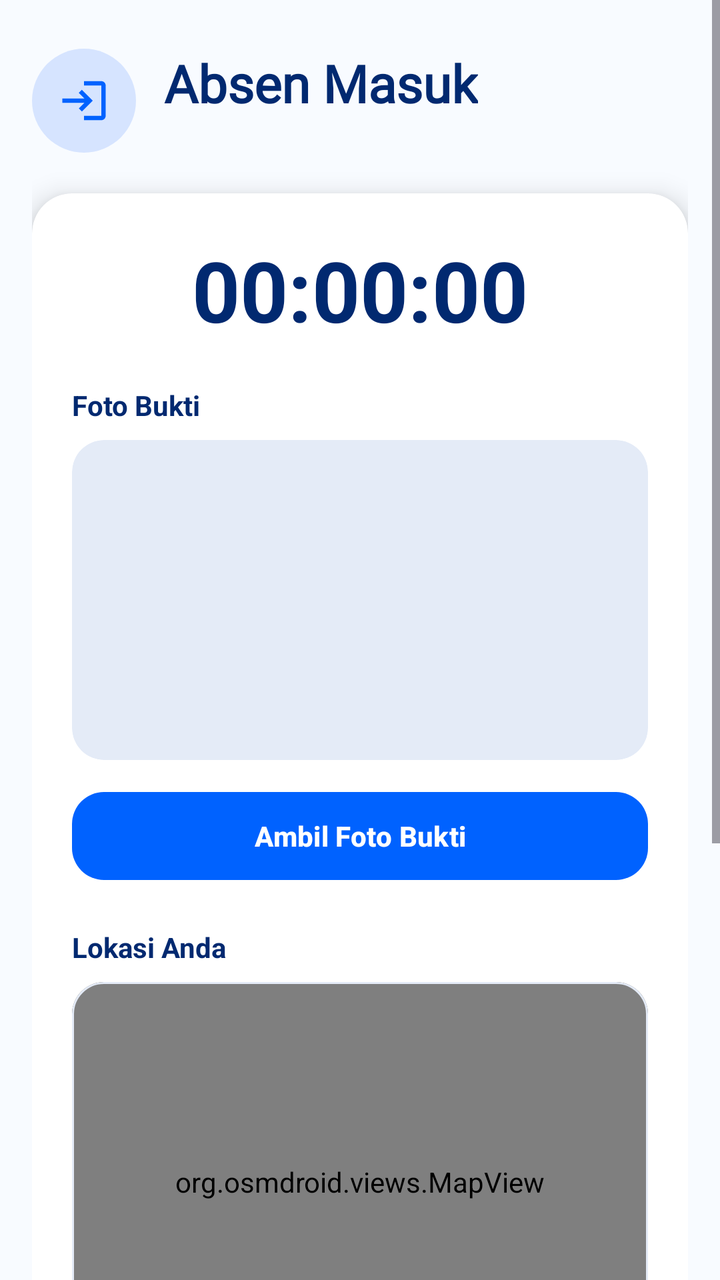
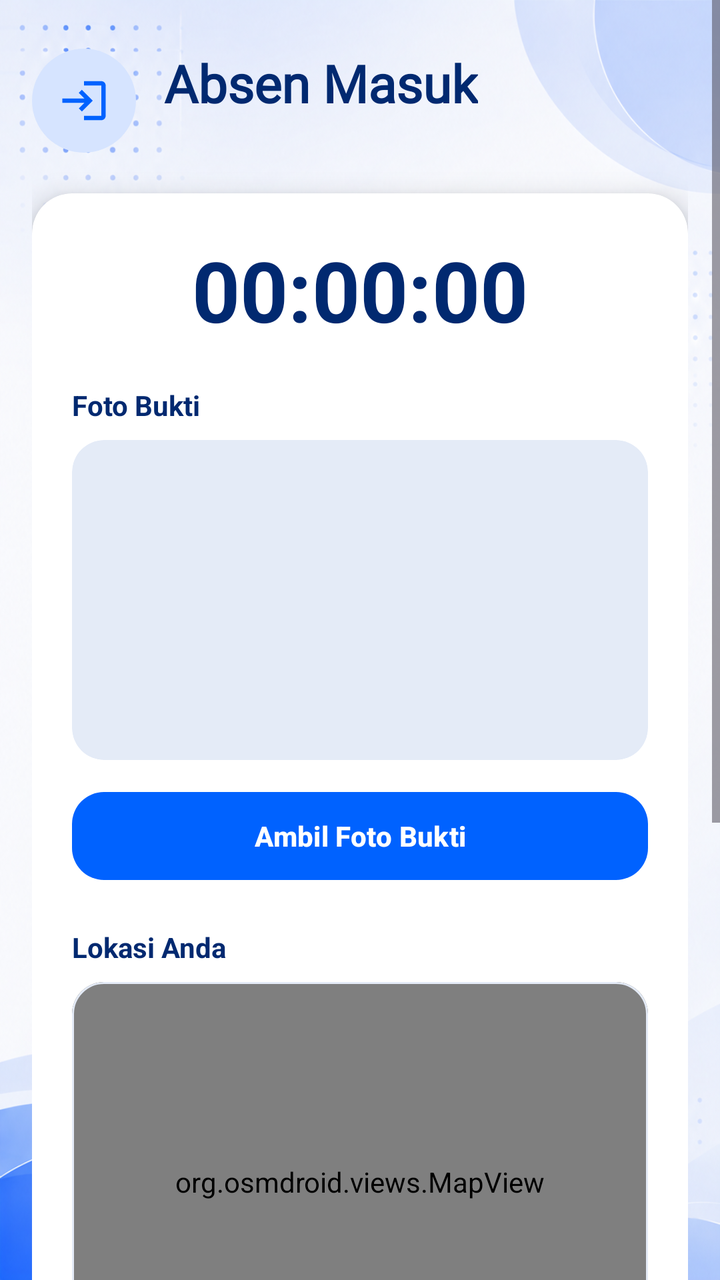

An Android layout rendered at two revisions. The XML below is the earlier revision; the diff shows what the commit changed to produce the second picture.
<!-- AndroidManifest.xml: application theme Theme.AbsensiMicrodata -->
<!-- res/layout/fragment_absen_masuk.xml -->
<?xml version="1.0" encoding="utf-8"?>
<ScrollView xmlns:android="http://schemas.android.com/apk/res/android"
    xmlns:app="http://schemas.android.com/apk/res-auto"
    android:layout_width="match_parent"
    android:layout_height="match_parent"
    android:background="#F8FBFF">

    <LinearLayout
        android:layout_width="match_parent"
        android:layout_height="wrap_content"
        android:orientation="vertical"
        android:padding="16dp">

        <LinearLayout
            android:layout_width="match_parent"
            android:layout_height="wrap_content"
            android:layout_marginTop="8dp"
            android:gravity="center_vertical"
            android:orientation="horizontal">

            <ImageView
                android:layout_width="52dp"
                android:layout_height="52dp"
                android:background="@drawable/bg_circle_pill"
                android:contentDescription="@string/menu_absen_masuk"
                android:padding="13dp"
                android:src="@drawable/ic_absen_masuk"
                app:tint="#0062FF" />

            <LinearLayout
                android:layout_width="wrap_content"
                android:layout_height="wrap_content"
                android:layout_marginStart="14dp"
                android:orientation="vertical">

                <TextView
                    android:layout_width="wrap_content"
                    android:layout_height="wrap_content"
                    android:fontFamily="@font/adlam_display"
                    android:text="Absen Masuk"
                    android:textColor="#012970"
                    android:textSize="26sp"
                    android:textStyle="bold" />

                <TextView
                    android:id="@+id/tv_tanggal"
                    android:layout_width="wrap_content"
                    android:layout_height="wrap_content"
                    android:textColor="#899BBD"
                    android:textSize="13sp" />
            </LinearLayout>
        </LinearLayout>

        <com.google.android.material.card.MaterialCardView
            android:layout_width="match_parent"
            android:layout_height="wrap_content"
            android:layout_marginTop="20dp"
            app:cardBackgroundColor="@android:color/white"
            app:cardCornerRadius="20dp"
            app:cardElevation="8dp"
            app:strokeWidth="0dp">

            <LinearLayout
                android:layout_width="match_parent"
                android:layout_height="wrap_content"
                android:orientation="vertical"
                android:padding="20dp">

                <TextClock
                    android:id="@+id/tc_jam"
                    android:layout_width="match_parent"
                    android:layout_height="wrap_content"
                    android:format12Hour="HH:mm:ss"
                    android:format24Hour="HH:mm:ss"
                    android:gravity="center"
                    android:textColor="#012970"
                    android:textSize="42sp"
                    android:textStyle="bold" />

                <TextView
                    android:layout_width="wrap_content"
                    android:layout_height="wrap_content"
                    android:layout_marginTop="20dp"
                    android:text="Foto Bukti"
                    android:textColor="#012970"
                    android:textSize="14sp"
                    android:textStyle="bold" />

                <com.google.android.material.card.MaterialCardView
                    android:layout_width="match_parent"
                    android:layout_height="wrap_content"
                    android:layout_marginTop="8dp"
                    android:clipToOutline="true"
                    app:cardBackgroundColor="#E4EBF7"
                    app:cardCornerRadius="16dp"
                    app:cardElevation="0dp"
                    app:strokeWidth="0dp">

                    <ImageView
                        android:id="@+id/iv_preview"
                        android:layout_width="match_parent"
                        android:layout_height="160dp"
                        android:contentDescription="Foto bukti"
                        android:scaleType="centerCrop" />
                </com.google.android.material.card.MaterialCardView>

                <com.google.android.material.button.MaterialButton
                    android:id="@+id/btn_foto"
                    android:layout_width="match_parent"
                    android:layout_height="52dp"
                    android:layout_marginTop="12dp"
                    android:text="Ambil Foto Bukti"
                    android:textAllCaps="false"
                    android:textStyle="bold"
                    app:backgroundTint="#0062FF"
                    app:cornerRadius="16dp" />

                <TextView
                    android:layout_width="wrap_content"
                    android:layout_height="wrap_content"
                    android:layout_marginTop="20dp"
                    android:text="Lokasi Anda"
                    android:textColor="#012970"
                    android:textSize="14sp"
                    android:textStyle="bold" />

                <com.google.android.material.card.MaterialCardView
                    android:layout_width="match_parent"
                    android:layout_height="wrap_content"
                    android:layout_marginTop="8dp"
                    android:clipToOutline="true"
                    app:cardBackgroundColor="@android:color/white"
                    app:cardCornerRadius="16dp"
                    app:cardElevation="0dp"
                    app:strokeColor="#E4EBF7"
                    app:strokeWidth="1dp">

                    <org.osmdroid.views.MapView
                        android:id="@+id/map"
                        android:layout_width="match_parent"
                        android:layout_height="200dp" />
                </com.google.android.material.card.MaterialCardView>

                <TextView
                    android:id="@+id/tv_koordinat"
                    android:layout_width="wrap_content"
                    android:layout_height="wrap_content"
                    android:layout_marginTop="10dp"
                    android:text="Koordinat: menunggu lokasi..."
                    android:textColor="#012970"
                    android:textSize="13sp" />

                <com.google.android.material.button.MaterialButton
                    android:id="@+id/btn_muat_lokasi"
                    android:layout_width="match_parent"
                    android:layout_height="46dp"
                    android:layout_marginTop="10dp"
                    android:text="Muat Ulang Lokasi"
                    android:textAllCaps="false"
                    android:textColor="#4154F1"
                    android:textStyle="bold"
                    app:backgroundTint="#E0E5FF"
                    app:cornerRadius="16dp" />

                <com.google.android.material.textfield.TextInputLayout
                    style="@style/Widget.MaterialComponents.TextInputLayout.OutlinedBox"
                    android:layout_width="match_parent"
                    android:layout_height="wrap_content"
                    android:layout_marginTop="20dp"
                    android:hint="Keterangan (opsional)"
                    app:boxBackgroundColor="#F8FBFF"
                    app:boxCornerRadiusBottomEnd="16dp"
                    app:boxCornerRadiusBottomStart="16dp"
                    app:boxCornerRadiusTopEnd="16dp"
                    app:boxCornerRadiusTopStart="16dp"
                    app:boxStrokeColor="#A0C1FF">

                    <com.google.android.material.textfield.TextInputEditText
                        android:id="@+id/et_keterangan"
                        android:layout_width="match_parent"
                        android:layout_height="wrap_content"
                        android:inputType="text"
                        android:maxLines="2" />
                </com.google.android.material.textfield.TextInputLayout>

                <com.google.android.material.button.MaterialButton
                    android:id="@+id/btn_absen"
                    android:layout_width="match_parent"
                    android:layout_height="60dp"
                    android:layout_marginTop="20dp"
                    android:enabled="false"
                    android:text="Absen Masuk"
                    android:textAllCaps="false"
                    android:textSize="16sp"
                    android:textStyle="bold"
                    app:backgroundTint="#0062FF"
                    app:cornerRadius="16dp" />

                <TextView
                    android:id="@+id/tv_status"
                    android:layout_width="match_parent"
                    android:layout_height="wrap_content"
                    android:layout_marginTop="12dp"
                    android:background="@drawable/bg_status_pill"
                    android:gravity="center"
                    android:padding="12dp"
                    android:textColor="#2E7D32"
                    android:textSize="14sp"
                    android:textStyle="bold"
                    android:visibility="gone" />
            </LinearLayout>
        </com.google.android.material.card.MaterialCardView>
    </LinearLayout>
</ScrollView>
<!-- resources referenced by this layout -->
<resources>
  <!-- drawable bg_circle_pill (drawable) -->
  <?xml version="1.0" encoding="utf-8"?>
  <shape xmlns:android="http://schemas.android.com/apk/res/android"
      android:shape="oval">
      <solid android:color="@color/pill_blue" />
  </shape>
  <!-- drawable bg_status_pill (drawable) -->
  <?xml version="1.0" encoding="utf-8"?>
  <shape xmlns:android="http://schemas.android.com/apk/res/android">
      <solid android:color="#E8F5E9" />
      <corners android:radius="12dp" />
  </shape>
  <!-- drawable ic_absen_masuk (drawable) -->
  <?xml version="1.0" encoding="utf-8"?>
  <vector xmlns:android="http://schemas.android.com/apk/res/android"
      android:width="24dp"
      android:height="24dp"
      android:viewportWidth="24"
      android:viewportHeight="24">
      <path
          android:fillColor="#FF000000"
          android:pathData="M11 7L9.6 8.4l2.6 2.6H2v2h10.2l-2.6 2.6L11 17l5-5L11 7z M20 19h-8v2h8c1.1 0 2-.9 2-2V5c0-1.1-.9-2-2-2h-8v2h8V19z" />
  </vector>
  <string name="menu_absen_masuk">Absen Masuk</string>
  <style name="Theme.AbsensiMicrodata" parent="Base.Theme.AbsensiMicrodata" />
  <color name="pill_blue">#D6E4FF</color>
  <style name="Base.Theme.AbsensiMicrodata" parent="Theme.Material3.Light.NoActionBar">
          
          
      </style>
</resources>

<!-- the commit's change to res/layout/fragment_absen_masuk.xml (unified diff, before → after) -->
@@ -1,214 +1,223 @@
 <?xml version="1.0" encoding="utf-8"?>
-<ScrollView xmlns:android="http://schemas.android.com/apk/res/android"
+<androidx.constraintlayout.widget.ConstraintLayout xmlns:android="http://schemas.android.com/apk/res/android"
     xmlns:app="http://schemas.android.com/apk/res-auto"
     android:layout_width="match_parent"
     android:layout_height="match_parent"
-    android:background="#F8FBFF">
-
-    <LinearLayout
+    android:background="@drawable/background_absensi">
+
+    <ScrollView
         android:layout_width="match_parent"
-        android:layout_height="wrap_content"
-        android:orientation="vertical"
-        android:padding="16dp">
+        android:layout_height="match_parent"
+        android:fillViewport="true"
+        android:background="@android:color/transparent">
 
         <LinearLayout
             android:layout_width="match_parent"
             android:layout_height="wrap_content"
-            android:layout_marginTop="8dp"
-            android:gravity="center_vertical"
-            android:orientation="horizontal">
-
-            <ImageView
-                android:layout_width="52dp"
-                android:layout_height="52dp"
-                android:background="@drawable/bg_circle_pill"
-                android:contentDescription="@string/menu_absen_masuk"
-                android:padding="13dp"
-                android:src="@drawable/ic_absen_masuk"
-                app:tint="#0062FF" />
-
-            <LinearLayout
-                android:layout_width="wrap_content"
-                android:layout_height="wrap_content"
-                android:layout_marginStart="14dp"
-                android:orientation="vertical">
-
-                <TextView
-                    android:layout_width="wrap_content"
-                    android:layout_height="wrap_content"
-                    android:fontFamily="@font/adlam_display"
-                    android:text="Absen Masuk"
-                    android:textColor="#012970"
-                    android:textSize="26sp"
-                    android:textStyle="bold" />
-
-                <TextView
-                    android:id="@+id/tv_tanggal"
-                    android:layout_width="wrap_content"
-                    android:layout_height="wrap_content"
-                    android:textColor="#899BBD"
-                    android:textSize="13sp" />
-            </LinearLayout>
-        </LinearLayout>
-
-        <com.google.android.material.card.MaterialCardView
-            android:layout_width="match_parent"
-            android:layout_height="wrap_content"
-            android:layout_marginTop="20dp"
-            app:cardBackgroundColor="@android:color/white"
-            app:cardCornerRadius="20dp"
-            app:cardElevation="8dp"
-            app:strokeWidth="0dp">
+            android:orientation="vertical"
+            android:padding="16dp">
 
             <LinearLayout
                 android:layout_width="match_parent"
                 android:layout_height="wrap_content"
-                android:orientation="vertical"
-                android:padding="20dp">
-
-                <TextClock
-                    android:id="@+id/tc_jam"
+                android:layout_marginTop="8dp"
+                android:gravity="center_vertical"
+                android:orientation="horizontal">
+
+                <ImageView
+                    android:layout_width="52dp"
+                    android:layout_height="52dp"
+                    android:background="@drawable/bg_circle_pill"
+                    android:contentDescription="@string/menu_absen_masuk"
+                    android:padding="13dp"
+                    android:src="@drawable/ic_absen_masuk"
+                    app:tint="#0062FF" />
+
+                <LinearLayout
+                    android:layout_width="wrap_content"
+                    android:layout_height="wrap_content"
+                    android:layout_marginStart="14dp"
+                    android:orientation="vertical">
+
+                    <TextView
+                        android:layout_width="wrap_content"
+                        android:layout_height="wrap_content"
+                        android:fontFamily="@font/adlam_display"
+                        android:text="Absen Masuk"
+                        android:textColor="#012970"
+                        android:textSize="26sp"
+                        android:textStyle="bold" />
+
+                    <TextView
+                        android:id="@+id/tv_tanggal"
+                        android:layout_width="wrap_content"
+                        android:layout_height="wrap_content"
+                        android:textColor="#899BBD"
+                        android:textSize="13sp" />
+                </LinearLayout>
+            </LinearLayout>
+
+            <com.google.android.material.card.MaterialCardView
+                android:layout_width="match_parent"
+                android:layout_height="wrap_content"
+                android:layout_marginTop="20dp"
+                android:layout_marginBottom="24dp"
+                app:cardBackgroundColor="@android:color/white"
+                app:cardCornerRadius="20dp"
+                app:cardElevation="8dp"
+                app:strokeWidth="0dp">
+
+                <LinearLayout
                     android:layout_width="match_parent"
                     android:layout_height="wrap_content"
-                    android:format12Hour="HH:mm:ss"
-                    android:format24Hour="HH:mm:ss"
-                    android:gravity="center"
-                    android:textColor="#012970"
-                    android:textSize="42sp"
-                    android:textStyle="bold" />
-
-                <TextView
-                    android:layout_width="wrap_content"
-                    android:layout_height="wrap_content"
-                    android:layout_marginTop="20dp"
-                    android:text="Foto Bukti"
-                    android:textColor="#012970"
-                    android:textSize="14sp"
-                    android:textStyle="bold" />
-
-                <com.google.android.material.card.MaterialCardView
-                    android:layout_width="match_parent"
-                    android:layout_height="wrap_content"
-                    android:layout_marginTop="8dp"
-                    android:clipToOutline="true"
-                    app:cardBackgroundColor="#E4EBF7"
-                    app:cardCornerRadius="16dp"
-                    app:cardElevation="0dp"
-                    app:strokeWidth="0dp">
-
-                    <ImageView
-                        android:id="@+id/iv_preview"
-                        android:layout_width="match_parent"
-                        android:layout_height="160dp"
-                        android:contentDescription="Foto bukti"
-                        android:scaleType="centerCrop" />
-                </com.google.android.material.card.MaterialCardView>
-
-                <com.google.android.material.button.MaterialButton
-                    android:id="@+id/btn_foto"
-                    android:layout_width="match_parent"
-                    android:layout_height="52dp"
-                    android:layout_marginTop="12dp"
-                    android:text="Ambil Foto Bukti"
-                    android:textAllCaps="false"
-                    android:textStyle="bold"
-                    app:backgroundTint="#0062FF"
-                    app:cornerRadius="16dp" />
-
-                <TextView
-                    android:layout_width="wrap_content"
-                    android:layout_height="wrap_content"
-                    android:layout_marginTop="20dp"
-                    android:text="Lokasi Anda"
-                    android:textColor="#012970"
-                    android:textSize="14sp"
-                    android:textStyle="bold" />
-
-                <com.google.android.material.card.MaterialCardView
-                    android:layout_width="match_parent"
-                    android:layout_height="wrap_content"
-                    android:layout_marginTop="8dp"
-                    android:clipToOutline="true"
-                    app:cardBackgroundColor="@android:color/white"
-                    app:cardCornerRadius="16dp"
-                    app:cardElevation="0dp"
-                    app:strokeColor="#E4EBF7"
-                    app:strokeWidth="1dp">
-
-                    <org.osmdroid.views.MapView
-                        android:id="@+id/map"
-                        android:layout_width="match_parent"
-                        android:layout_height="200dp" />
-                </com.google.android.material.card.MaterialCardView>
-
-                <TextView
-                    android:id="@+id/tv_koordinat"
-                    android:layout_width="wrap_content"
-                    android:layout_height="wrap_content"
-                    android:layout_marginTop="10dp"
-                    android:text="Koordinat: menunggu lokasi..."
-                    android:textColor="#012970"
-                    android:textSize="13sp" />
-
-                <com.google.android.material.button.MaterialButton
-                    android:id="@+id/btn_muat_lokasi"
-                    android:layout_width="match_parent"
-                    android:layout_height="46dp"
-                    android:layout_marginTop="10dp"
-                    android:text="Muat Ulang Lokasi"
-                    android:textAllCaps="false"
-                    android:textColor="#4154F1"
-                    android:textStyle="bold"
-                    app:backgroundTint="#E0E5FF"
-                    app:cornerRadius="16dp" />
-
-                <com.google.android.material.textfield.TextInputLayout
-                    style="@style/Widget.MaterialComponents.TextInputLayout.OutlinedBox"
-                    android:layout_width="match_parent"
-                    android:layout_height="wrap_content"
-                    android:layout_marginTop="20dp"
-                    android:hint="Keterangan (opsional)"
-                    app:boxBackgroundColor="#F8FBFF"
-                    app:boxCornerRadiusBottomEnd="16dp"
-                    app:boxCornerRadiusBottomStart="16dp"
-                    app:boxCornerRadiusTopEnd="16dp"
-                    app:boxCornerRadiusTopStart="16dp"
-                    app:boxStrokeColor="#A0C1FF">
-
-                    <com.google.android.material.textfield.TextInputEditText
-                        android:id="@+id/et_keterangan"
-                        android:layout_width="match_parent"
-                        android:layout_height="wrap_content"
-                        android:inputType="text"
-                        android:maxLines="2" />
-                </com.google.android.material.textfield.TextInputLayout>
-
-                <com.google.android.material.button.MaterialButton
-                    android:id="@+id/btn_absen"
-                    android:layout_width="match_parent"
-                    android:layout_height="60dp"
-                    android:layout_marginTop="20dp"
-                    android:enabled="false"
-                    android:text="Absen Masuk"
-                    android:textAllCaps="false"
-                    android:textSize="16sp"
-                    android:textStyle="bold"
-                    app:backgroundTint="#0062FF"
-                    app:cornerRadius="16dp" />
-
-                <TextView
-                    android:id="@+id/tv_status"
-                    android:layout_width="match_parent"
-                    android:layout_height="wrap_content"
-                    android:layout_marginTop="12dp"
-                    android:background="@drawable/bg_status_pill"
-                    android:gravity="center"
-                    android:padding="12dp"
-                    android:textColor="#2E7D32"
-                    android:textSize="14sp"
-                    android:textStyle="bold"
-                    android:visibility="gone" />
-            </LinearLayout>
-        </com.google.android.material.card.MaterialCardView>
-    </LinearLayout>
-</ScrollView>
+                    android:orientation="vertical"
+                    android:padding="20dp">
+
+                    <TextClock
+                        android:id="@+id/tc_jam"
+                        android:layout_width="match_parent"
+                        android:layout_height="wrap_content"
+                        android:format12Hour="HH:mm:ss"
+                        android:format24Hour="HH:mm:ss"
+                        android:gravity="center"
+                        android:textColor="#012970"
+                        android:textSize="42sp"
+                        android:textStyle="bold" />
+
+                    <TextView
+                        android:layout_width="wrap_content"
+                        android:layout_height="wrap_content"
+                        android:layout_marginTop="20dp"
+                        android:text="Foto Bukti"
+                        android:textColor="#012970"
+                        android:textSize="14sp"
+                        android:textStyle="bold" />
+
+                    <com.google.android.material.card.MaterialCardView
+                        android:layout_width="match_parent"
+                        android:layout_height="wrap_content"
+                        android:layout_marginTop="8dp"
+                        android:clipToOutline="true"
+                        app:cardBackgroundColor="#E4EBF7"
+                        app:cardCornerRadius="16dp"
+                        app:cardElevation="0dp"
+                        app:strokeWidth="0dp">
+
+                        <ImageView
+                            android:id="@+id/iv_preview"
+                            android:layout_width="match_parent"
+                            android:layout_height="160dp"
+                            android:contentDescription="Foto bukti"
+                            android:scaleType="centerCrop" />
+                    </com.google.android.material.card.MaterialCardView>
+
+                    <com.google.android.material.button.MaterialButton
+                        android:id="@+id/btn_foto"
+                        android:layout_width="match_parent"
+                        android:layout_height="52dp"
+                        android:layout_marginTop="12dp"
+                        android:text="Ambil Foto Bukti"
+                        android:textAllCaps="false"
+                        android:textStyle="bold"
+                        app:backgroundTint="#0062FF"
+                        app:cornerRadius="16dp" />
+
+                    <TextView
+                        android:layout_width="wrap_content"
+                        android:layout_height="wrap_content"
+                        android:layout_marginTop="20dp"
+                        android:text="Lokasi Anda"
+                        android:textColor="#012970"
+                        android:textSize="14sp"
+                        android:textStyle="bold" />
+
+                    <com.google.android.material.card.MaterialCardView
+                        android:layout_width="match_parent"
+                        android:layout_height="wrap_content"
+                        android:layout_marginTop="8dp"
+                        android:clipToOutline="true"
+                        app:cardBackgroundColor="@android:color/white"
+                        app:cardCornerRadius="16dp"
+                        app:cardElevation="0dp"
+                        app:strokeColor="#E4EBF7"
+                        app:strokeWidth="1dp">
+
+                        <org.osmdroid.views.MapView
+                            android:id="@+id/map"
+                            android:layout_width="match_parent"
+                            android:layout_height="200dp" />
+                    </com.google.android.material.card.MaterialCardView>
+
+                    <TextView
+                        android:id="@+id/tv_koordinat"
+                        android:layout_width="wrap_content"
+                        android:layout_height="wrap_content"
+                        android:layout_marginTop="10dp"
+                        android:text="Koordinat: menunggu lokasi..."
+                        android:textColor="#012970"
+                        android:textSize="13sp" />
+
+                    <com.google.android.material.button.MaterialButton
+                        android:id="@+id/btn_muat_lokasi"
+                        android:layout_width="match_parent"
+                        android:layout_height="46dp"
+                        android:layout_marginTop="10dp"
+                        android:text="Muat Ulang Lokasi"
+                        android:textAllCaps="false"
+                        android:textColor="#4154F1"
+                        android:textStyle="bold"
+                        app:backgroundTint="#E0E5FF"
+                        app:cornerRadius="16dp" />
+
+                    <com.google.android.material.textfield.TextInputLayout
+                        style="@style/Widget.MaterialComponents.TextInputLayout.OutlinedBox"
+                        android:layout_width="match_parent"
+                        android:layout_height="wrap_content"
+                        android:layout_marginTop="20dp"
+                        android:hint="Keterangan (opsional)"
+                        app:boxBackgroundColor="#F8FBFF"
+                        app:boxCornerRadiusBottomEnd="16dp"
+                        app:boxCornerRadiusBottomStart="16dp"
+                        app:boxCornerRadiusTopEnd="16dp"
+                        app:boxCornerRadiusTopStart="16dp"
+                        app:boxStrokeColor="#A0C1FF">
+
+                        <com.google.android.material.textfield.TextInputEditText
+                            android:id="@+id/et_keterangan"
+                            android:layout_width="match_parent"
+                            android:layout_height="wrap_content"
+                            android:inputType="text"
+                            android:maxLines="2" />
+                    </com.google.android.material.textfield.TextInputLayout>
+
+                    <com.google.android.material.button.MaterialButton
+                        android:id="@+id/btn_absen"
+                        android:layout_width="match_parent"
+                        android:layout_height="60dp"
+                        android:layout_marginTop="20dp"
+                        android:enabled="false"
+                        android:text="Absen Masuk"
+                        android:textAllCaps="false"
+                        android:textColor="@android:color/white"
+                        android:textSize="16sp"
+                        android:textStyle="bold"
+                        app:backgroundTint="#0062FF"
+                        app:cornerRadius="16dp" />
+
+                    <TextView
+                        android:id="@+id/tv_status"
+                        android:layout_width="match_parent"
+                        android:layout_height="wrap_content"
+                        android:layout_marginTop="12dp"
+                        android:background="@drawable/bg_status_pill"
+                        android:gravity="center"
+                        android:padding="12dp"
+                        android:textColor="#2E7D32"
+                        android:textSize="14sp"
+                        android:textStyle="bold"
+                        android:visibility="gone" />
+                </LinearLayout>
+            </com.google.android.material.card.MaterialCardView>
+        </LinearLayout>
+    </ScrollView>
+</androidx.constraintlayout.widget.ConstraintLayout>
<!-- resource entries referenced after the edit -->
@@ -1,5 +1,6 @@
 <!-- resources referenced by this layout -->
 <resources>
+  <!-- drawable background_absensi: png bitmap (drawable, 958541 bytes) -->
   <!-- drawable bg_circle_pill (drawable) -->
   <?xml version="1.0" encoding="utf-8"?>
   <shape xmlns:android="http://schemas.android.com/apk/res/android"
